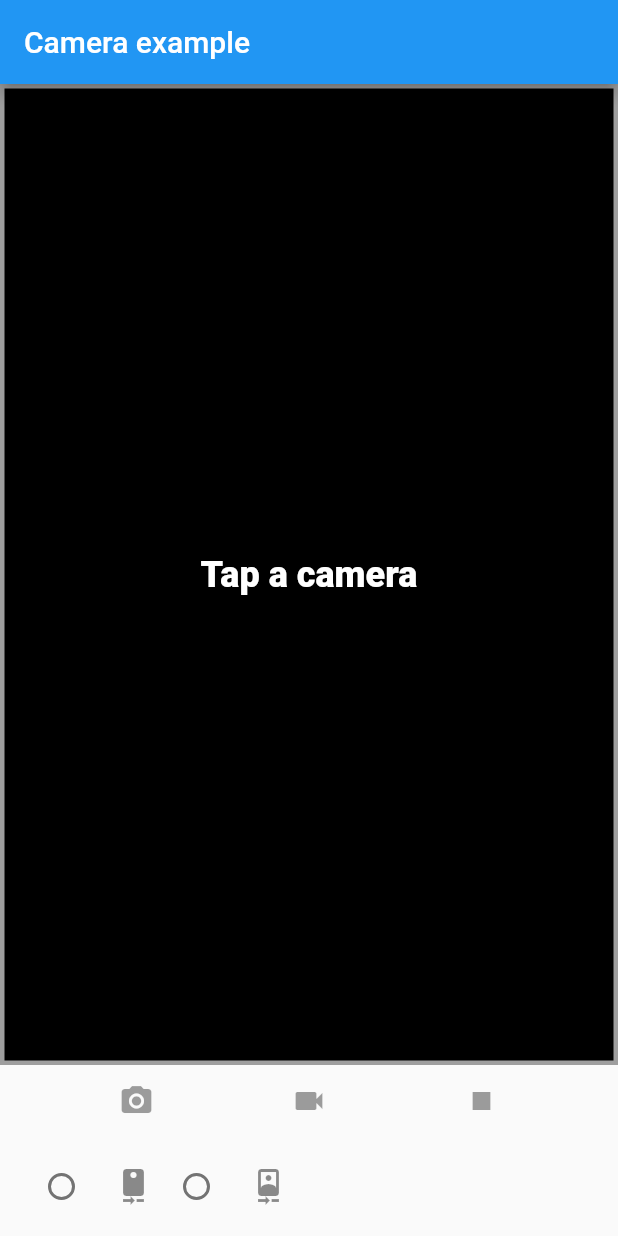
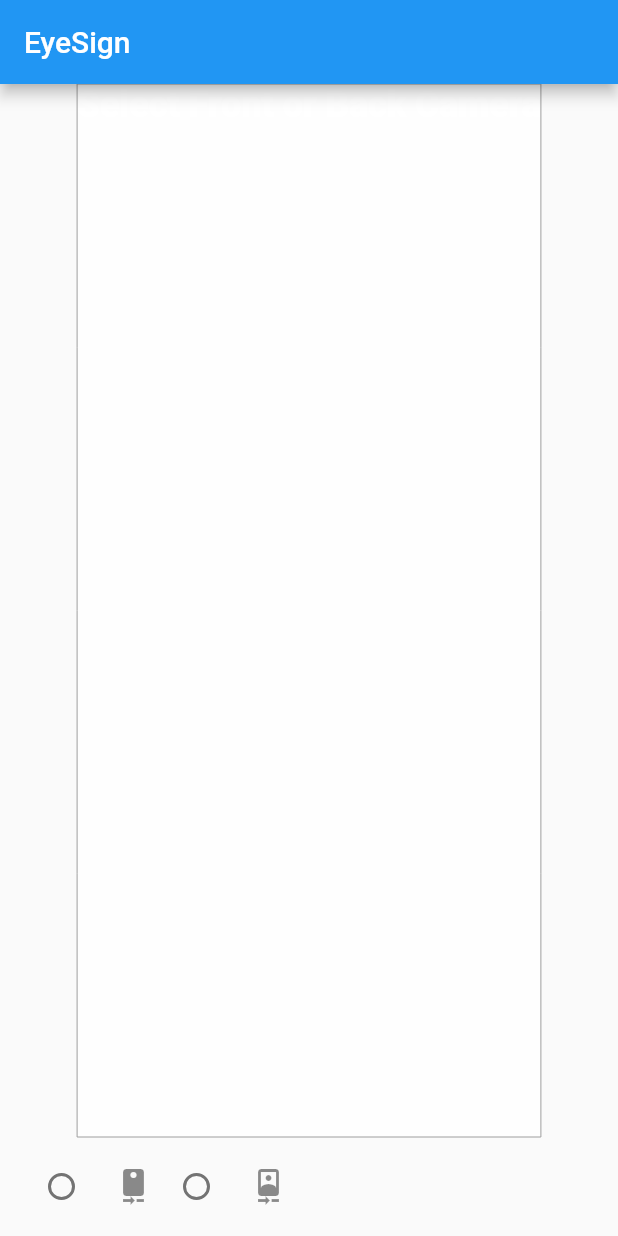
Before and after one commit to Ibtesam-Mahmood/eyesign, a Flutter app: the screen it shows after launch, on a phone screen of 412 x 824 dp. Run offline on Flutter 3.47's test engine with Material 2 defaults, Android fonts, the phone set to English and light mode, and no system bars; our stand-ins replace camera.

Commit message:
Update main.dart

```diff
--- a/eye_sign/lib/main.dart
+++ b/eye_sign/lib/main.dart
@@ -4,7 +4,7 @@ import 'dart:io';
 import 'package:camera/camera.dart';
 import 'package:flutter/material.dart';
 import 'package:path_provider/path_provider.dart';
-import 'package:video_player/video_player.dart';
+
 
 class CameraExampleHome extends StatefulWidget {
   @override
@@ -13,7 +13,7 @@ class CameraExampleHome extends StatefulWidget {
   }
 }
 
-/// Returns a suitable camera icon for [direction].
+/// Returns a suitable camera icon for [direction]. SELECTOR FOR CAMERA
 IconData getCameraLensIcon(CameraLensDirection direction) {
   switch (direction) {
     case CameraLensDirection.back:
@@ -26,6 +26,8 @@ IconData getCameraLensIcon(CameraLensDirection direction) {
   throw ArgumentError('Unknown lens direction');
 }
 
+
+
 void logError(String code, String message) =>
     print('Error: $code\nError Message: $message');
 
@@ -33,7 +35,7 @@ class _CameraExampleHomeState extends State<CameraExampleHome> {
   CameraController controller;
   String imagePath;
   String videoPath;
-  VideoPlayerController videoController;
+
   VoidCallback videoPlayerListener;
 
   final GlobalKey<ScaffoldState> _scaffoldKey = GlobalKey<ScaffoldState>();
@@ -43,25 +45,24 @@ class _CameraExampleHomeState extends State<CameraExampleHome> {
     return Scaffold(
       key: _scaffoldKey,
       appBar: AppBar(
-        title: const Text('Camera example'),
+        title: const Text('EyeSign'),
+
       ),
       body: Column(
         children: <Widget>[
           Expanded(
             child: Container(
               child: Padding(
-                padding: const EdgeInsets.all(1.0),
-                child: Center(
-                  child: _cameraPreviewWidget(),
-                ),
+                padding: const EdgeInsets.all(0.0),
+                child: _cameraPreviewWidget(),
               ),
               decoration: BoxDecoration(
-                color: Colors.black,
+                color: Colors.white70,
                 border: Border.all(
                   color: controller != null && controller.value.isRecordingVideo
                       ? Colors.redAccent
                       : Colors.grey,
-                  width: 3.0,
+                  width: 0.0,
                 ),
               ),
             ),
@@ -73,7 +74,6 @@ class _CameraExampleHomeState extends State<CameraExampleHome> {
               mainAxisAlignment: MainAxisAlignment.start,
               children: <Widget>[
                 _cameraTogglesRowWidget(),
-                _thumbnailWidget(),
               ],
             ),
           ),
@@ -86,7 +86,7 @@ class _CameraExampleHomeState extends State<CameraExampleHome> {
   Widget _cameraPreviewWidget() {
     if (controller == null || !controller.value.isInitialized) {
       return const Text(
-        'Tap a camera',
+        'Select Front or Back Camera',
         style: TextStyle(
           color: Colors.white,
           fontSize: 24.0,
@@ -102,32 +102,7 @@ class _CameraExampleHomeState extends State<CameraExampleHome> {
   }
 
   /// Display the thumbnail of the captured image or video.
-  Widget _thumbnailWidget() {
-    return Expanded(
-      child: Align(
-        alignment: Alignment.centerRight,
-        child: videoController == null && imagePath == null
-            ? null
-            : SizedBox(
-                child: (videoController == null)
-                    ? Image.file(File(imagePath))
-                    : Container(
-                        child: Center(
-                          child: AspectRatio(
-                              aspectRatio: videoController.value.size != null
-                                  ? videoController.value.aspectRatio
-                                  : 1.0,
-                              child: VideoPlayer(videoController)),
-                        ),
-                        decoration: BoxDecoration(
-                            border: Border.all(color: Colors.pink)),
-                      ),
-                width: 64.0,
-                height: 64.0,
-              ),
-      ),
-    );
-  }
+
 
   /// Display the control bar with buttons to take pictures and record videos.
   Widget _captureControlRowWidget() {
@@ -135,33 +110,8 @@ class _CameraExampleHomeState extends State<CameraExampleHome> {
       mainAxisAlignment: MainAxisAlignment.spaceEvenly,
       mainAxisSize: MainAxisSize.max,
       children: <Widget>[
-        IconButton(
-          icon: const Icon(Icons.camera_alt),
-          color: Colors.blue,
-          onPressed: controller != null &&
-                  controller.value.isInitialized &&
-                  !controller.value.isRecordingVideo
-              ? onTakePictureButtonPressed
-              : null,
-        ),
-        IconButton(
-          icon: const Icon(Icons.videocam),
-          color: Colors.blue,
-          onPressed: controller != null &&
-                  controller.value.isInitialized &&
-                  !controller.value.isRecordingVideo
-              ? onVideoRecordButtonPressed
-              : null,
-        ),
-        IconButton(
-          icon: const Icon(Icons.stop),
-          color: Colors.red,
-          onPressed: controller != null &&
-                  controller.value.isInitialized &&
-                  controller.value.isRecordingVideo
-              ? onStopButtonPressed
-              : null,
-        )
+
+
       ],
     );
   }
@@ -224,18 +174,6 @@ class _CameraExampleHomeState extends State<CameraExampleHome> {
     }
   }
 
-  void onTakePictureButtonPressed() {
-    takePicture().then((String filePath) {
-      if (mounted) {
-        setState(() {
-          imagePath = filePath;
-          videoController?.dispose();
-          videoController = null;
-        });
-        if (filePath != null) showInSnackBar('Picture saved to $filePath');
-      }
-    });
-  }
 
   void onVideoRecordButtonPressed() {
     startVideoRecording().then((String filePath) {
@@ -244,12 +182,7 @@ class _CameraExampleHomeState extends State<CameraExampleHome> {
     });
   }
 
-  void onStopButtonPressed() {
-    stopVideoRecording().then((_) {
-      if (mounted) setState(() {});
-      showInSnackBar('Video recorded to: $videoPath');
-    });
-  }
+
 
   Future<String> startVideoRecording() async {
     if (!controller.value.isInitialized) {
@@ -277,43 +210,8 @@ class _CameraExampleHomeState extends State<CameraExampleHome> {
     return filePath;
   }
 
-  Future<void> stopVideoRecording() async {
-    if (!controller.value.isRecordingVideo) {
-      return null;
-    }
 
-    try {
-      await controller.stopVideoRecording();
-    } on CameraException catch (e) {
-      _showCameraException(e);
-      return null;
-    }
 
-    await _startVideoPlayer();
-  }
-
-  Future<void> _startVideoPlayer() async {
-    final VideoPlayerController vcontroller =
-        VideoPlayerController.file(File(videoPath));
-    videoPlayerListener = () {
-      if (videoController != null && videoController.value.size != null) {
-        // Refreshing the state to update video player with the correct ratio.
-        if (mounted) setState(() {});
-        videoController.removeListener(videoPlayerListener);
-      }
-    };
-    vcontroller.addListener(videoPlayerListener);
-    await vcontroller.setLooping(true);
-    await vcontroller.initialize();
-    await videoController?.dispose();
-    if (mounted) {
-      setState(() {
-        imagePath = null;
-        videoController = vcontroller;
-      });
-    }
-    await vcontroller.play();
-  }
 
   Future<String> takePicture() async {
     if (!controller.value.isInitialized) {
```
